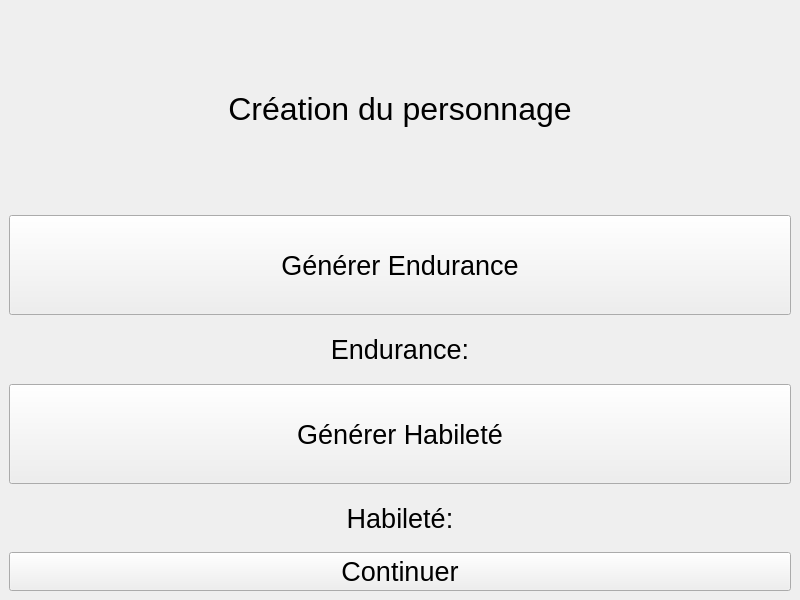
Before: the Qt Designer form Fichiers_UI/page_creation_personnage_1.ui in 2135500-Garand-Cedric/LDVELH, drawn with Qt 5.
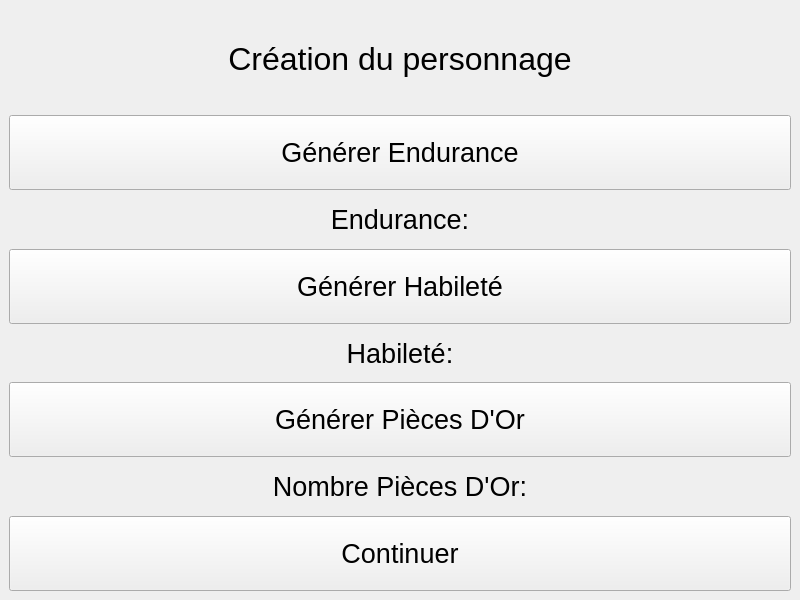
After: the same form once the commit is applied.

Commit message: Ajout de la verification des disciplines kai Ajout de plusieurs requetes sql pour le fonctionnement du livre Ajout d'une troisieme page de creation de personnage Creation de la page feuille_aventure

What changed in the file:
```diff
--- a/Fichiers_UI/page_creation_personnage_1.ui
+++ b/Fichiers_UI/page_creation_personnage_1.ui
@@ -22,7 +22,7 @@
         <property name="minimumSize">
          <size>
           <width>0</width>
-          <height>200</height>
+          <height>100</height>
          </size>
         </property>
         <property name="font">
@@ -43,7 +43,7 @@
         <property name="minimumSize">
          <size>
           <width>0</width>
-          <height>100</height>
+          <height>75</height>
          </size>
         </property>
         <property name="font">
@@ -76,7 +76,7 @@
         <property name="minimumSize">
          <size>
           <width>0</width>
-          <height>100</height>
+          <height>75</height>
          </size>
         </property>
         <property name="font">
@@ -104,8 +104,47 @@
         </property>
        </widget>
       </item>
+      <item>
+       <widget class="QPushButton" name="bouton_generer_or">
+        <property name="minimumSize">
+         <size>
+          <width>0</width>
+          <height>75</height>
+         </size>
+        </property>
+        <property name="font">
+         <font>
+          <pointsize>20</pointsize>
+         </font>
+        </property>
+        <property name="text">
+         <string>Générer Pièces D'Or</string>
+        </property>
+       </widget>
+      </item>
+      <item>
+       <widget class="QLabel" name="label_or">
+        <property name="font">
+         <font>
+          <pointsize>20</pointsize>
+         </font>
+        </property>
+        <property name="text">
+         <string>Nombre Pièces D'Or:</string>
+        </property>
+        <property name="alignment">
+         <set>Qt::AlignCenter</set>
+        </property>
+       </widget>
+      </item>
       <item>
        <widget class="QPushButton" name="bouton_continuer">
+        <property name="minimumSize">
+         <size>
+          <width>0</width>
+          <height>75</height>
+         </size>
+        </property>
         <property name="font">
          <font>
           <pointsize>20</pointsize>
```
The commit also changes 10 other files.
